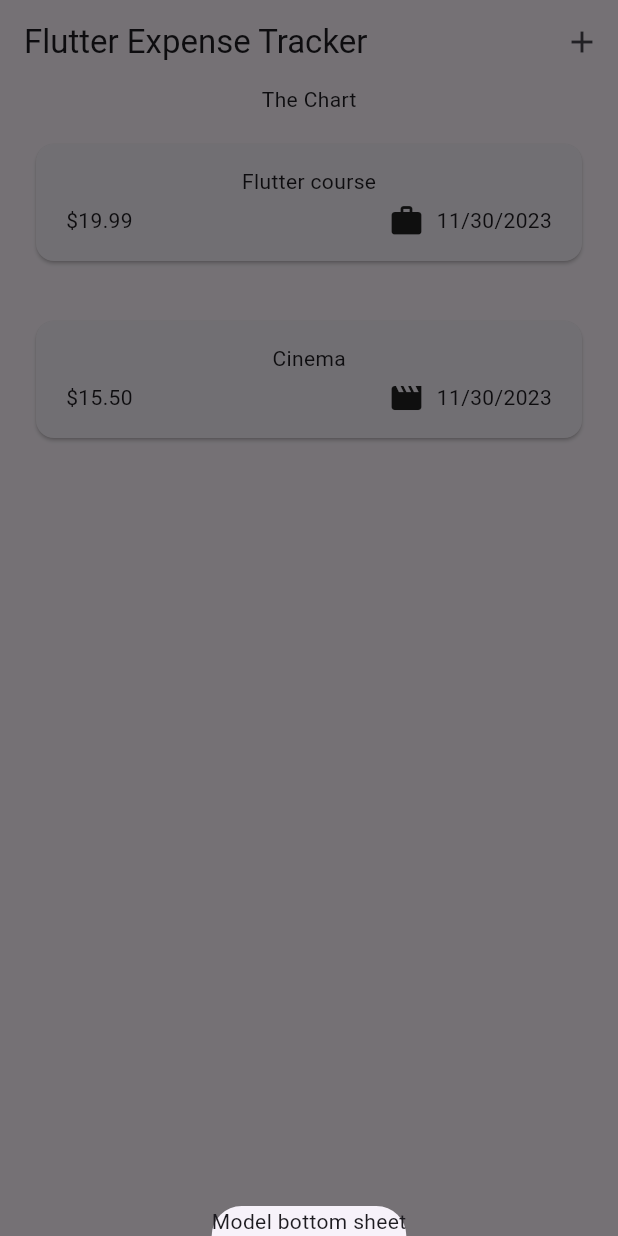
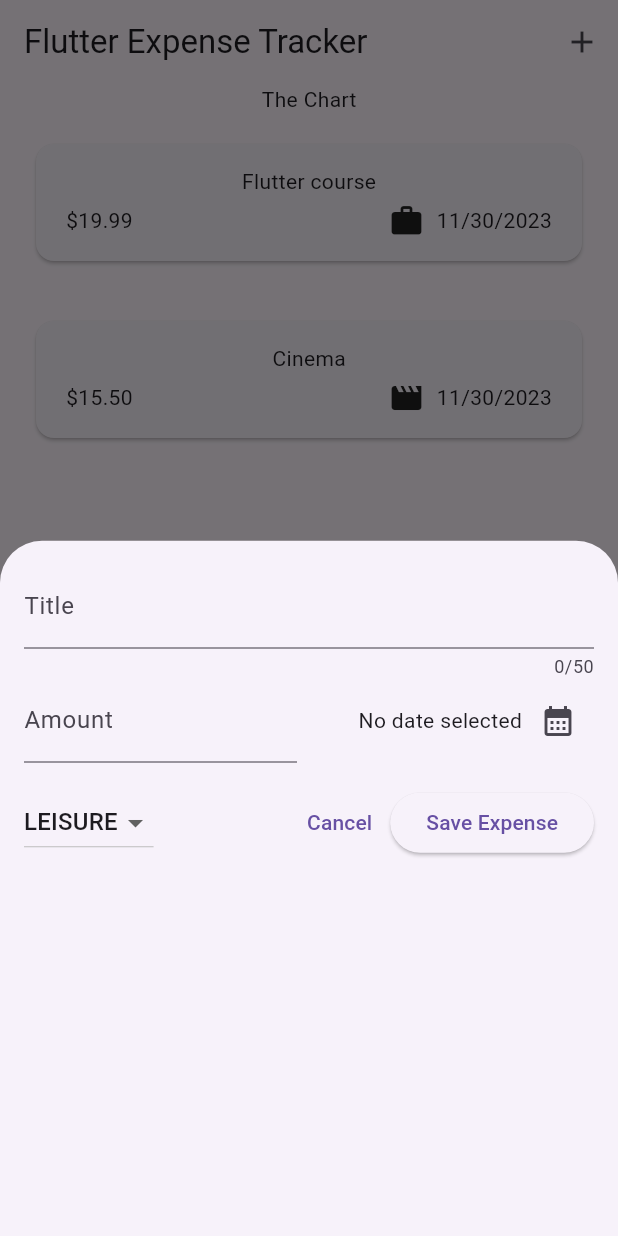
Before and after one commit to PS213073/expense_tracker, a Flutter app: the screen it shows after launch, after a tap on the "add" icon, on a phone screen of 412 x 824 dp. Run offline on Flutter 3.47's test engine with Material 2 defaults, Android fonts, the phone set to English and light mode, and no system bars.

Commit message:
adding text fields, date picker and dropdown with categories in showModalBottomSheet

```diff
--- a/lib/widgets/expenses.dart
+++ b/lib/widgets/expenses.dart
@@ -1,5 +1,6 @@
 import 'package:expense_tracker/widgets/expenses_list/expenses_list.dart';
 import 'package:expense_tracker/models/expense.dart';
+import 'package:expense_tracker/widgets/new_expense.dart';
 import 'package:flutter/material.dart';
 
 class Expenses extends StatefulWidget {
@@ -28,7 +29,7 @@ class _ExpensesState extends State<Expenses> {
   void _openAddExpenseOverlay() {
     showModalBottomSheet(
       context: context,
-      builder: (ctx) => const Text("Model bottom sheet"),
+      builder: (ctx) => const NewExpense(),
     );
   }
 
--- /dev/null
+++ b/lib/widgets/new_expense.dart
@@ -0,0 +1,134 @@
+import 'package:expense_tracker/models/expense.dart';
+import 'package:flutter/material.dart';
+
+class NewExpense extends StatefulWidget {
+  const NewExpense({super.key});
+
+  @override
+  State<NewExpense> createState() => _NewExpenseState();
+}
+
+class _NewExpenseState extends State<NewExpense> {
+  // var _enteredTitle = '';
+  // void _saveTitleInput(String inputValue) {
+  //   _enteredTitle = inputValue;
+  // }
+
+  final _titleController = TextEditingController();
+  final _amountController = TextEditingController();
+  DateTime? _selectedDate;
+  Category _selectedCategory = Category.leisure;
+
+  void _presentDatePicker() async {
+    final now = DateTime.now();
+    final firstdate = DateTime(now.year - 1, now.month, now.day);
+    final pickedDate = await showDatePicker(
+      context: context,
+      initialDate: now,
+      firstDate: firstdate,
+      lastDate: now,
+    );
+
+    setState(() {
+      _selectedDate = pickedDate;
+    });
+  }
+
+  @override
+  void dispose() {
+    _titleController.dispose();
+    _amountController.dispose();
+    super.dispose();
+  }
+
+  @override
+  Widget build(BuildContext context) {
+    return Padding(
+      padding: const EdgeInsets.all(16),
+      child: Column(
+        children: [
+          TextField(
+            // onChanged: _saveTitleInput,
+            controller: _titleController,
+            maxLength: 50,
+            // keyboardType: TextInputType.text,  //default
+            decoration: const InputDecoration(
+              label: Text("Title"),
+            ),
+          ),
+          Row(
+            children: [
+              Expanded(
+                child: TextField(
+                  controller: _amountController,
+                  keyboardType: TextInputType.number,
+                  decoration: const InputDecoration(
+                    prefixText: '\$ ',
+                    label: Text("Amount"),
+                  ),
+                ),
+              ),
+              const SizedBox(
+                width: 16,
+              ),
+              Expanded(
+                child: Row(
+                  mainAxisAlignment: MainAxisAlignment.end,
+                  crossAxisAlignment: CrossAxisAlignment.center,
+                  children: [
+                    Text(
+                      _selectedDate == null
+                          ? "No date selected"
+                          : formatter.format(_selectedDate!),
+                    ),
+                    IconButton(
+                        onPressed: _presentDatePicker,
+                        icon: const Icon(Icons.calendar_month))
+                  ],
+                ),
+              ),
+            ],
+          ),
+          const SizedBox(
+            height: 16,
+          ),
+          Row(
+            children: [
+              DropdownButton(
+                value: _selectedCategory,
+                items: Category.values.map((category) {
+                  return DropdownMenuItem(
+                    value: category,
+                    child: Text(category.name.toUpperCase()),
+                  );
+                }).toList(),
+                onChanged: (value) {
+                  if (value == null) {
+                    return;
+                  }
+                  setState(() {
+                    _selectedCategory = value;
+                  });
+                },
+              ),
+              const Spacer(),
+              TextButton(
+                onPressed: () {
+                  ;
+                },
+                child: const Text("Cancel"),
+              ),
+              ElevatedButton(
+                onPressed: () {
+                  print(_titleController.text);
+                  print(_amountController.text);
+                },
+                child: const Text("Save Expense"),
+              ),
+            ],
+          ),
+        ],
+      ),
+    );
+  }
+}
```
